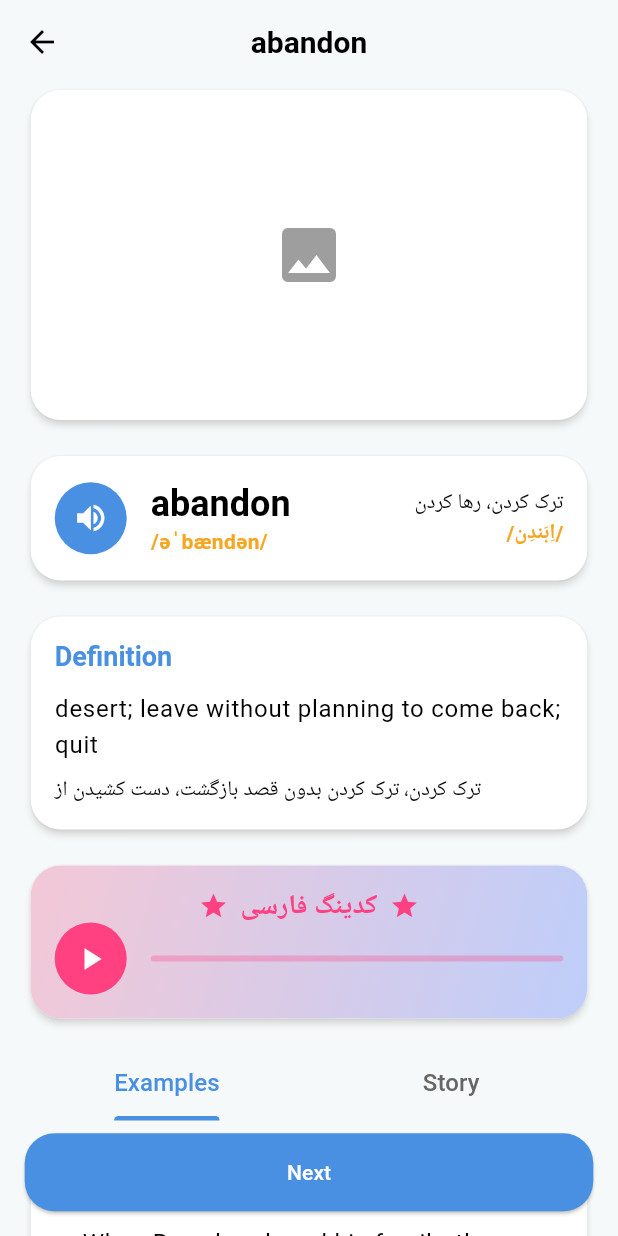
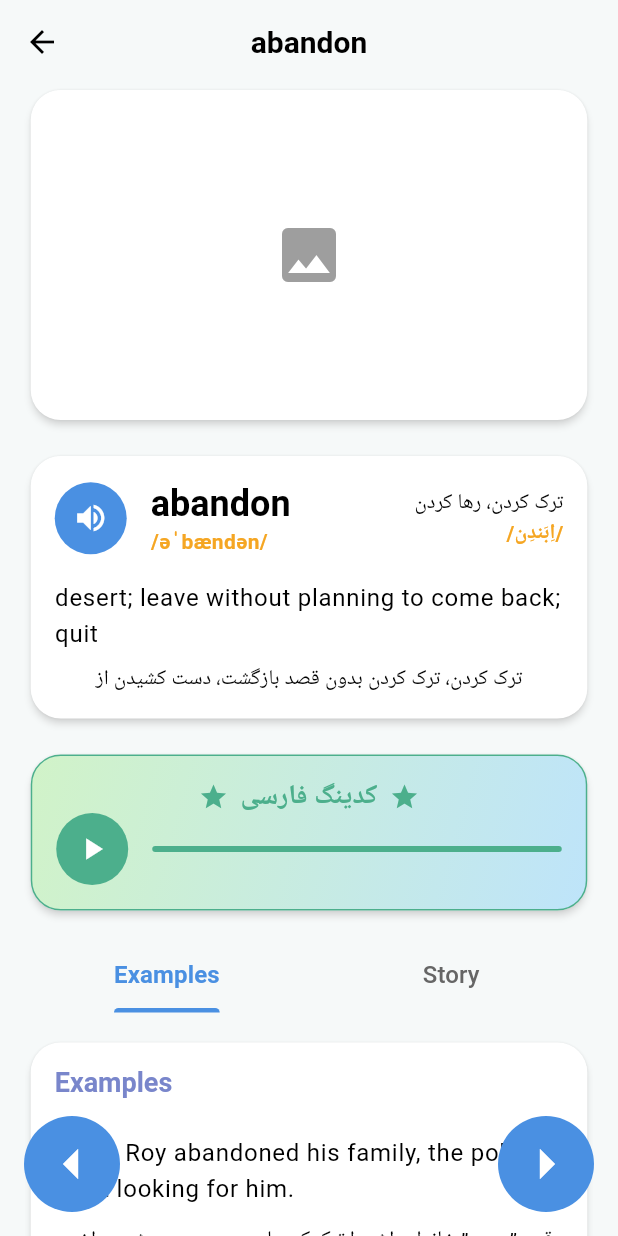
Before and after one commit to Amirhosein-Jafari/five_o_four, a Flutter app: the WordDetailsScreen screen opened directly with sample values from the repository, on a phone screen of 412 x 824 dp. Run offline on Flutter 3.47's test engine with Material 3 defaults, Android fonts, the phone set to English and light mode, and no system bars; our stand-ins replace flutter_bloc.

Commit message:
new colors, new shit next/prev arrow button, definition best place

```diff
--- /dev/null
+++ b/devtools_options.yaml
@@ -0,0 +1,3 @@
+description: This file stores settings for Dart & Flutter DevTools.
+documentation: https://docs.flutter.dev/tools/devtools/extensions#configure-extension-enablement-states
+extensions:
--- a/lib/data/word_data.dart
+++ b/lib/data/word_data.dart
@@ -8,16 +8,15 @@ final List<Word> wordData = [
     persianPhonetic: '/اِبَندِن/',
     definition: 'desert; leave without planning to come back; quit',
     definitionTranslation: 'ترک کردن، ترک کردن بدون قصد بازگشت، دست کشیدن از',
-    example1:
-        'a. When Roy abandoned his family, the police went looking for him.',
+    example1: 'When Roy abandoned his family, the police went looking for him.',
     exampleTranslation1:
         'وقتی ” روی ” خانواده اش را ترک کرد پلیس به جستجویش پرداخت.',
     example2:
-        'b. The soldier could not abandon his friends who were hurt in battle.',
+        'The soldier could not abandon his friends who were hurt in battle.',
     exampleTranslation2:
         'سرباز نتوانست دوستانش را که در جنگ آسیب دیده بودند ترک کند.',
     example3:
-        'c. Because Rose was poor, she had to abandon her idea of going to college.',
+        'Because Rose was poor, she had to abandon her idea of going to college.',
     exampleTranslation3: 'چون ” رز ” فقیر بود از فکر رفتن به دانشگاه دست کشید.',
     story:
         'One day, a young man named Jack decided to abandon his small village and go to the city. He was tired of the same old routine and wanted to find a better life. After a few days, he arrived at the city and was amazed by the towering buildings and the crowd of people. He found a job as a waiter in a restaurant and started working hard. He was happy with his new life but sometimes missed his family and friends back in the village.',
--- a/lib/screens/word_screen.dart
+++ b/lib/screens/word_screen.dart
@@ -1,7 +1,6 @@
-import 'dart:math';
-
 import 'package:five_o_four/constants/constants.dart';
 import 'package:five_o_four/models/word_model.dart';
+import 'package:five_o_four/theme.dart';
 import 'package:flutter/material.dart';
 
 class WordDetailsScreen extends StatefulWidget {
@@ -61,7 +60,9 @@ class _WordDetailsScreenState extends State<WordDetailsScreen> {
               Card(
                 child: Padding(
                   padding: EdgeInsets.all(16),
-                  child: Row(
+                  child: Column(
+                    children: [
+                      Row(
                         crossAxisAlignment: CrossAxisAlignment.center,
                         children: [
                           // Pronunciation Button
@@ -93,8 +94,9 @@ class _WordDetailsScreenState extends State<WordDetailsScreen> {
                                   children: [
                                     Text(
                                       widget.word.word, // "abandon"
-                                  style:
-                                      Theme.of(context).textTheme.displayMedium,
+                                      style: Theme.of(context)
+                                          .textTheme
+                                          .displayMedium,
                                     ),
                                     Text(
                                       widget.word.phonetic, // "/əˈbændən/"
@@ -102,8 +104,8 @@ class _WordDetailsScreenState extends State<WordDetailsScreen> {
                                           .textTheme
                                           .bodyMedium
                                           ?.copyWith(
-                                        color:
-                                            const Color(0xFFF5A623), // Orange
+                                            color: const Color(
+                                                0xFFF5A623), // Orange
                                             fontWeight: FontWeight.bold,
                                           ),
                                     ),
@@ -113,8 +115,8 @@ class _WordDetailsScreenState extends State<WordDetailsScreen> {
                                   crossAxisAlignment: CrossAxisAlignment.end,
                                   children: [
                                     Text(
-                                  widget
-                                      .word.translation, // "ترک کردن، رها کردن"
+                                      widget.word
+                                          .translation, // "ترک کردن، رها کردن"
                                       style: Theme.of(context)
                                           .textTheme
                                           .bodyMedium
@@ -124,7 +126,8 @@ class _WordDetailsScreenState extends State<WordDetailsScreen> {
                                       textDirection: TextDirection.rtl,
                                     ),
                                     Text(
-                                  widget.word.persianPhonetic, // "/اِبَندِن/"
+                                      widget
+                                          .word.persianPhonetic, // "/اِبَندِن/"
                                       style: Theme.of(context)
                                           .textTheme
                                           .bodyMedium
@@ -142,22 +145,7 @@ class _WordDetailsScreenState extends State<WordDetailsScreen> {
                           ),
                         ],
                       ),
-                ),
-              ),
-              // Definitoin card
-              Card(
-                child: Padding(
-                  padding: const EdgeInsets.all(16),
-                  child: Column(
-                    crossAxisAlignment: CrossAxisAlignment.start,
-                    children: [
-                      Text(
-                        'Definition',
-                        style: Theme.of(context).textTheme.titleLarge?.copyWith(
-                              color: Theme.of(context).primaryColor,
-                            ),
-                      ),
-                      const SizedBox(height: 12),
+                      const SizedBox(height: 16),
                       Text(
                         widget.word.definition,
                         style: Theme.of(context).textTheme.bodyLarge,
@@ -172,18 +160,22 @@ class _WordDetailsScreenState extends State<WordDetailsScreen> {
                   ),
                 ),
               ),
+
               // Story Voice Player (This is shit dont give a fuck about it yet)
               Card(
                 child: Container(
                   decoration: BoxDecoration(
+                    border: Border.all(
+                      color: AppTheme.pastilGreenAccent,
+                    ),
                     borderRadius: BorderRadius.circular(20),
                     // put a bold color gradient here
                     gradient: const LinearGradient(
                       begin: Alignment.topLeft,
                       end: Alignment.bottomRight,
                       colors: [
-                        Color.fromARGB(255, 243, 200, 214), // Vibrant pink
-                        Color.fromARGB(255, 190, 206, 250), // Vibrant blue
+                        Color.fromARGB(255, 209, 243, 200), // Vibrant pink
+                        Color.fromARGB(255, 190, 228, 250), // Vibrant blue
                       ],
                     ),
                   ),
@@ -197,7 +189,7 @@ class _WordDetailsScreenState extends State<WordDetailsScreen> {
                         children: [
                           const Icon(
                             Icons.star,
-                            color: Color(0xFFFF4081), // Vibrant pink
+                            color: AppTheme.pastilGreenAccent,
                             size: 20,
                           ),
                           Text(
@@ -206,12 +198,12 @@ class _WordDetailsScreenState extends State<WordDetailsScreen> {
                                 .textTheme
                                 .titleLarge
                                 ?.copyWith(
-                                  color: const Color(0xFFFF4081),
+                                  color: AppTheme.pastilGreenAccent,
                                 ),
                           ),
                           const Icon(
                             Icons.star,
-                            color: Color(0xFFFF4081), // Vibrant pink
+                            color: AppTheme.pastilGreenAccent, // Vibrant pink
                             size: 20,
                           ),
                         ],
@@ -222,7 +214,7 @@ class _WordDetailsScreenState extends State<WordDetailsScreen> {
                           Container(
                             decoration: const BoxDecoration(
                               shape: BoxShape.circle,
-                              color: Color(0xFFFF4081),
+                              color: AppTheme.pastilGreenAccent,
                             ),
                             child: IconButton(
                               icon: Icon(
@@ -268,14 +260,14 @@ class _WordDetailsScreenState extends State<WordDetailsScreen> {
                             child: Container(
                               height: 4,
                               decoration: BoxDecoration(
-                                color: const Color(0xFFFF4081).withOpacity(0.3),
+                                color: AppTheme.pastilGreenAccent,
                                 borderRadius: BorderRadius.circular(2),
                               ),
                               child: FractionallySizedBox(
                                 widthFactor: _storyProgress,
                                 child: Container(
                                   decoration: BoxDecoration(
-                                    color: const Color(0xFFFF4081),
+                                    color: AppTheme.pastilGreenAccent,
                                     borderRadius: BorderRadius.circular(2),
                                   ),
                                 ),
@@ -302,10 +294,10 @@ class _WordDetailsScreenState extends State<WordDetailsScreen> {
                     ),
                     const SizedBox(height: 16),
                     SizedBox(
-                      height: 300,
+                      height: 650,
                       child: TabBarView(
                         children: [
-                          // Definitions Tab
+                          // Example Tab
                           Card(
                             child: Padding(
                               padding: const EdgeInsets.all(16),
@@ -313,24 +305,22 @@ class _WordDetailsScreenState extends State<WordDetailsScreen> {
                                 child: Column(
                                   crossAxisAlignment: CrossAxisAlignment.start,
                                   children: [
-                                    const SizedBox(width: 8),
                                     Text(
                                       'Examples',
                                       style: Theme.of(context)
                                           .textTheme
                                           .titleLarge
                                           ?.copyWith(
-                                            color:
-                                                Theme.of(context).primaryColor,
+                                            color: AppTheme.purpleAccent,
                                           ),
                                     ),
-                                    const SizedBox(height: 12),
+                                    const SizedBox(height: 24),
                                     Padding(
                                       padding:
                                           const EdgeInsets.only(bottom: 12),
                                       child: Column(
-                                        crossAxisAlignment:
-                                            CrossAxisAlignment.start,
+                                        // crossAxisAlignment:
+                                        //     CrossAxisAlignment.start,
                                         children: [
                                           Text(
                                             widget.word
@@ -339,7 +329,7 @@ class _WordDetailsScreenState extends State<WordDetailsScreen> {
                                                 .textTheme
                                                 .bodyLarge,
                                           ),
-                                          const SizedBox(height: 4),
+                                          const SizedBox(height: 12),
                                           Text(
                                             widget.word
                                                 .exampleTranslation1, // "وقتی ” روی ” خانواده اش را ترک کرد پلیس به جستجویش پرداخت."
@@ -351,12 +341,13 @@ class _WordDetailsScreenState extends State<WordDetailsScreen> {
                                         ],
                                       ),
                                     ),
-                                    Padding(
-                                      padding:
-                                          const EdgeInsets.only(bottom: 12),
-                                      child: Column(
-                                        crossAxisAlignment:
-                                            CrossAxisAlignment.start,
+                                    Divider(
+                                      height: 32,
+                                      color: AppTheme.purpleAccent,
+                                    ),
+                                    Column(
+                                      // crossAxisAlignment:
+                                      //     CrossAxisAlignment.start,
                                       children: [
                                         Text(
                                           widget.word
@@ -365,7 +356,7 @@ class _WordDetailsScreenState extends State<WordDetailsScreen> {
                                               .textTheme
                                               .bodyLarge,
                                         ),
-                                          const SizedBox(height: 4),
+                                        const SizedBox(height: 12),
                                         Text(
                                           widget.word
                                               .exampleTranslation2, // "سرباز نتوانست دوستانش را که در جنگ آسیب دیده بودند ترک کند."
@@ -376,13 +367,13 @@ class _WordDetailsScreenState extends State<WordDetailsScreen> {
                                         ),
                                       ],
                                     ),
+                                    Divider(
+                                      height: 32,
+                                      color: AppTheme.purpleAccent,
                                     ),
-                                    Padding(
-                                      padding:
-                                          const EdgeInsets.only(bottom: 12),
-                                      child: Column(
-                                        crossAxisAlignment:
-                                            CrossAxisAlignment.start,
+                                    Column(
+                                      // crossAxisAlignment:
+                                      //     CrossAxisAlignment.start,
                                       children: [
                                         Text(
                                           widget.word
@@ -391,7 +382,7 @@ class _WordDetailsScreenState extends State<WordDetailsScreen> {
                                               .textTheme
                                               .bodyLarge,
                                         ),
-                                          const SizedBox(height: 4),
+                                        const SizedBox(height: 12),
                                         Text(
                                           widget.word
                                               .exampleTranslation3, // "چون ” رز ” فقیر بود از فکر رفتن به دانشگاه دست کشید."
@@ -400,11 +391,7 @@ class _WordDetailsScreenState extends State<WordDetailsScreen> {
                                               .bodyMedium,
                                           textDirection: TextDirection.rtl,
                                         ),
-                                          SizedBox(
-                                            height: 16,
-                                          )
                                       ],
-                                      ),
                                     ),
                                   ],
                                 ),
@@ -424,16 +411,18 @@ class _WordDetailsScreenState extends State<WordDetailsScreen> {
                                         .textTheme
                                         .titleLarge
                                         ?.copyWith(
-                                          color: Theme.of(context).primaryColor,
+                                          color: AppTheme.pinkAccent,
                                         ),
                                   ),
-                                  const SizedBox(height: 8),
+                                  SizedBox(
+                                    height: 24,
+                                  ),
                                   Text(
                                     widget.word.story,
                                     style:
                                         Theme.of(context).textTheme.bodyLarge,
                                   ),
-                                  const SizedBox(height: 8),
+                                  const SizedBox(height: 12),
                                   Text(
                                     widget.word.storyTranslation,
                                     style:
@@ -452,22 +441,47 @@ class _WordDetailsScreenState extends State<WordDetailsScreen> {
               ),
               SizedBox(
                 height: 64,
-              )
+              ),
             ],
           ),
         ),
       ),
       // Bottom sheet for floating button
+      // bottomSheet: Container(
+      //   padding: pagePadding(context),
+      //   width: double.maxFinite,
+      //   child: ElevatedButton(
+      //     onPressed: () {},
+      //     style: ButtonStyle(
+      //       backgroundColor:
+      //           WidgetStateProperty.all<Color>(Theme.of(context).primaryColor),
+      //     ),
+      //     child: Text("Next"),
+      //   ),
+      // ),
       bottomSheet: Container(
-        padding: pagePadding(context),
+        padding: const EdgeInsets.all(16),
         width: double.maxFinite,
-        child: ElevatedButton(
+        child: Row(
+          mainAxisAlignment: MainAxisAlignment.spaceBetween,
+          children: [
+            IconButton.filled(
+              icon: Icon(
+                Icons.arrow_left,
+                size: 48,
+                color: Theme.of(context).colorScheme.onPrimary,
+              ),
               onPressed: () {},
-          style: ButtonStyle(
-            backgroundColor:
-                WidgetStateProperty.all<Color>(Theme.of(context).primaryColor),
             ),
-          child: Text("Next"),
+            IconButton.filled(
+              icon: Icon(
+                Icons.arrow_right,
+                size: 48,
+                color: Theme.of(context).colorScheme.onPrimary,
+              ),
+              onPressed: () {},
+            ),
+          ],
         ),
       ),
     );
--- a/lib/theme.dart
+++ b/lib/theme.dart
@@ -11,19 +11,19 @@ class AppTheme {
   static const Color greenAccent = Color(0xFF4CAF50);
   static const Color white = Color(0xFFFFFFFF); // White for button text/icons
 
-  // static const Color purpleAccent = Color(0xFF7986CB); // Purple
+  static const Color purpleAccent = Color(0xFF7986CB); // Purple
   // static const Color lightPurpleAccent = Color(0xFFAEB8E0); // Light purple
   // static const Color darkPurpleAccent = Color(0xFF495A8A); // Dark purple
 
-  // static const Color greenAccent = Color(0xFF4CAF8C); // Green
+  static const Color pastilGreenAccent = Color(0xFF4CAF8C); // Green
   // static const Color lightGreenAccent = Color(0xFF80E8B2); // Light green
   // static const Color darkGreenAccent = Color(0xFF357A5E); // Dark green
 
-  // static const Color pinkAccent = Color(0xFFFF8A80); // Salmon/pink
+  static const Color pinkAccent = Color(0xFFFF8A80); // Salmon/pink
   // static const Color lightPinkAccent = Color(0xFFFFB3A8); // Light salmon/pink
   // static const Color darkPinkAccent = Color(0xFFC75B53); // Dark salmon/pink
 
-  // static const Color yellowAccent = Color(0xFFFFCF40); // Yellow
+  static const Color yellowAccent = Color(0xFFFFCF40); // Yellow
   // static const Color lightYellowAccent = Color(0xFFFFE680); // Light yellow
   // static const Color darkYellowAccent = Color(0xFFC7A200); // Dark yellow
 
@@ -142,7 +142,7 @@ class AppTheme {
       labelColor: blueAccent,
       labelStyle: TextStyle(
         fontSize: 16,
-        // fontWeight: FontWeight.bold,
+        fontWeight: FontWeight.bold,
       ),
       unselectedLabelColor: textSecondary,
       unselectedLabelStyle: TextStyle(
@@ -213,6 +213,15 @@ class AppTheme {
         ),
       ),
     ),
+    tabBarTheme: const TabBarTheme(
+      overlayColor: WidgetStatePropertyAll(Colors.transparent),
+      dividerColor: Colors.transparent,
+      labelColor: blueAccent,
+      labelStyle: TextStyle(
+        fontSize: 16,
+        fontWeight: FontWeight.bold,
+      ),
+    ),
     bottomSheetTheme: BottomSheetThemeData(
       backgroundColor: Colors.transparent,
     ),
```
Lines whose indentation alone changed are shown as unchanged.
